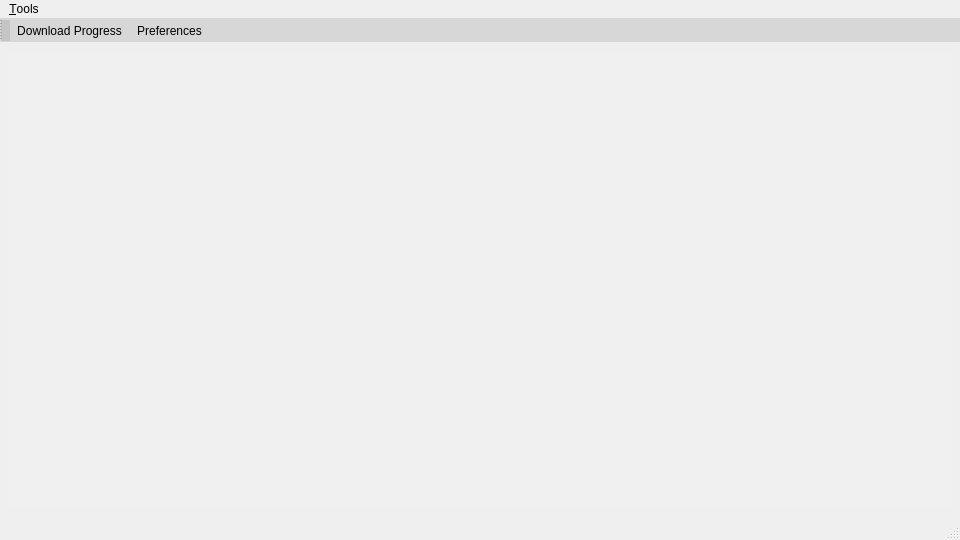
The window that Kaminec/UI/kamineclauncher.ui (kaniol-lck/Kaminec) describes before a commit, drawn with Qt 5.
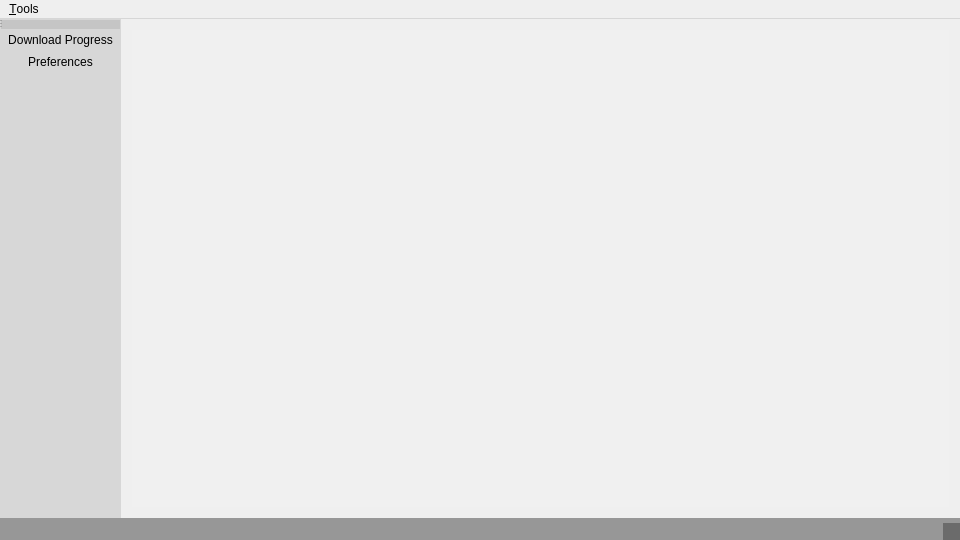
The same window after the commit.

Diff of the .ui file:
```diff
--- a/Kaminec/UI/kamineclauncher.ui
+++ b/Kaminec/UI/kamineclauncher.ui
@@ -44,26 +44,26 @@
 }
 
 QTabBar::tab {
-	min-height:100px;
+	min-width:100px;
 	border: 0px solid;
 	padding:3px;
 }
 
 QTabBar::tab:!selected {
 	color: white; 
+	margin-top: 5px;
 	margin-left: 5px;
-	margin-bottom: 5px;
-	background-color: rgb(255,255,255,15);
+	background-color: rgb(255,255,255,0);
 }
 
 QTabBar::tab:selected {
 	color: white; 
-	margin-bottom: 5px;
-	background-color: rgb(255,255,255,63);
+	margin-left: 5px;
+	background-color: rgb(255,255,255,15);
 }</string>
       </property>
       <property name="tabPosition">
-       <enum>QTabWidget::West</enum>
+       <enum>QTabWidget::North</enum>
       </property>
       <property name="tabShape">
        <enum>QTabWidget::Rounded</enum>
@@ -116,6 +116,9 @@
    <addaction name="menu_Tools"/>
   </widget>
   <widget class="QToolBar" name="mainToolBar">
+   <property name="enabled">
+    <bool>true</bool>
+   </property>
    <property name="styleSheet">
     <string notr="true">QToolBar {
     background-color: rgba(191, 191, 191, 127);
@@ -135,8 +138,14 @@
 }
 </string>
    </property>
+   <property name="orientation">
+    <enum>Qt::Vertical</enum>
+   </property>
+   <property name="toolButtonStyle">
+    <enum>Qt::ToolButtonIconOnly</enum>
+   </property>
    <attribute name="toolBarArea">
-    <enum>TopToolBarArea</enum>
+    <enum>LeftToolBarArea</enum>
    </attribute>
    <attribute name="toolBarBreak">
     <bool>false</bool>
@@ -144,7 +153,11 @@
    <addaction name="action_Download_Progress"/>
    <addaction name="action_preferences"/>
   </widget>
-  <widget class="QStatusBar" name="statusBar"/>
+  <widget class="QStatusBar" name="statusBar">
+   <property name="styleSheet">
+    <string notr="true">background-color: rgba(63, 63, 63, 127);</string>
+   </property>
+  </widget>
   <action name="action_preferences">
    <property name="text">
     <string>&amp;Preferences</string>
```
